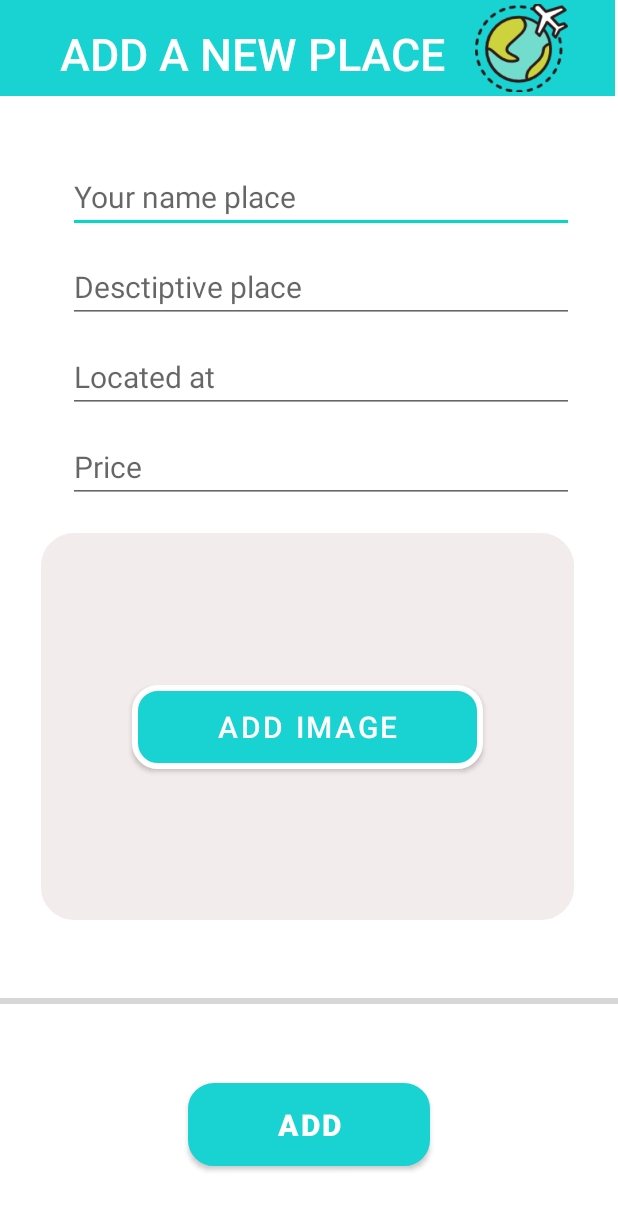
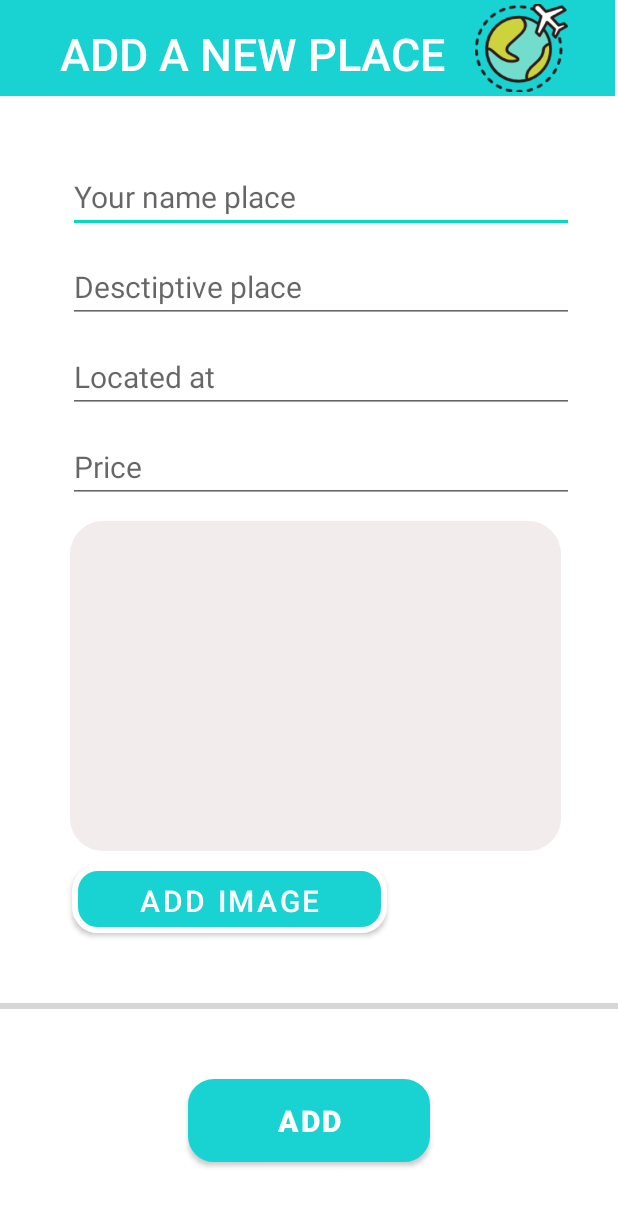
Before and after one commit to phuongdenpro/Nhom21-AppTourDuLich, an Android app: the AddPlaceActivity screen opened directly, with no data from a screen before it, on a phone screen of 412 x 824 dp. Shown: the top 1210 px of the screen. Run offline under Robolectric (Android 15) with nearby library versions, the phone set to English and light mode, and no system bars; our stand-ins replace Firebase (no records; nobody signed in at launch, a user with empty details on screens opened directly), Picasso.

Commit message:
da sua lai giao dien them, ngay cho button

```diff
--- a/app/src/main/res/layout/activity_addnew.xml
+++ b/app/src/main/res/layout/activity_addnew.xml
@@ -106,30 +106,30 @@
         app:layout_constraintStart_toStartOf="parent"
         app:layout_constraintTop_toBottomOf="@+id/locatedAt" />
 
+
     <Button
         android:id="@+id/btnAddImg"
-        android:layout_width="234dp"
-        android:layout_height="56dp"
-
+        android:layout_width="210dp"
+        android:layout_height="45dp"
+        android:layout_marginStart="47dp"
+        android:layout_marginTop="9dp"
+        android:layout_marginEnd="154dp"
         android:background="@drawable/botron_btn_image"
-
         android:fontFamily="sans-serif-medium"
         android:text="Add image"
         android:textSize="20sp"
         app:backgroundTint="@null"
-        app:layout_constraintBottom_toBottomOf="@+id/imgAdd"
-        app:layout_constraintEnd_toEndOf="@+id/imgAdd"
-        app:layout_constraintStart_toStartOf="@+id/imgAdd"
-        app:layout_constraintTop_toTopOf="@+id/imgAdd" />
-
+        app:layout_constraintEnd_toEndOf="parent"
+        app:layout_constraintStart_toStartOf="parent"
+        app:layout_constraintTop_toBottomOf="@+id/imgAdd" />
 
     <ImageView
         android:id="@+id/imgAdd"
-        android:layout_width="355dp"
-        android:layout_height="258dp"
-        android:layout_marginTop="20dp"
+        android:layout_width="327dp"
+        android:layout_height="220dp"
+        android:layout_marginTop="12dp"
         app:layout_constraintEnd_toEndOf="parent"
-        app:layout_constraintHorizontal_bias="0.482"
+        app:layout_constraintHorizontal_bias="0.553"
         app:layout_constraintStart_toStartOf="parent"
         app:layout_constraintTop_toBottomOf="@+id/price"
         app:srcCompat="@drawable/botron_image" />
@@ -141,13 +141,12 @@
         android:layout_height="wrap_content"
         android:layout_above="@+id/addNew"
         android:layout_alignParentStart="true"
-        android:layout_marginTop="15dp"
-        android:layout_marginBottom="16dp"
+        android:layout_marginTop="7dp"
+        android:layout_marginBottom="8dp"
         app:layout_constraintBottom_toTopOf="@+id/addNew"
-        app:layout_constraintEnd_toEndOf="parent"
-        app:layout_constraintStart_toStartOf="parent"
-        app:layout_constraintTop_toBottomOf="@+id/imgAdd"
-        tools:ignore="MissingConstraints" />
+        app:layout_constraintTop_toBottomOf="@+id/btnAddImg"
+        tools:ignore="MissingConstraints"
+        tools:layout_editor_absoluteX="0dp" />
 
     <Button
         android:id="@+id/addNew"
--- a/app/src/main/res/layout/activity_detail.xml
+++ b/app/src/main/res/layout/activity_detail.xml
@@ -128,11 +128,8 @@
         android:id="@+id/btn_Booknow"
         android:layout_width="416dp"
         android:layout_height="77dp"
-
         android:background="@drawable/botron_btn_image"
         android:text="Book Now"
-
-
         android:textSize="30sp"
         app:backgroundTint="@null"
         app:layout_constraintBottom_toBottomOf="parent"
--- a/app/src/main/res/layout/activity_forgot_password.xml
+++ b/app/src/main/res/layout/activity_forgot_password.xml
@@ -21,7 +21,10 @@
         android:layout_width="266dp"
         android:layout_height="59dp"
         android:layout_marginTop="48dp"
-        android:backgroundTint="#D34D4D"
+        android:background="@drawable/botron_btn_register"
+        app:backgroundTint="@null"
+        android:textSize="20dp"
+        android:fontFamily="sans-serif-black"
         android:text="RESET PASSWORD"
         app:cornerRadius="50sp"
         app:layout_constraintEnd_toEndOf="@+id/id_email_forgot_password"
--- a/app/src/main/res/layout/activity_home.xml
+++ b/app/src/main/res/layout/activity_home.xml
@@ -30,8 +30,8 @@
 
         <ImageView
             android:id="@+id/imageViewAdd"
-        android:layout_width="43dp"
-        android:layout_height="45dp"
+            android:layout_width="34dp"
+            android:layout_height="43dp"
             android:layout_marginStart="16dp"
             android:layout_marginTop="12dp"
             android:layout_marginBottom="12dp"
```
Also changed, not shown: app/src/main/res/drawable/botron_btn_register.xml (added, +22 -0 lines), app/src/main/res/layout/activity_main.xml (+6 -2 lines), app/src/main/res/layout/activity_register_user.xml (+9 -3 lines), app/src/main/res/layout/tour_item.xml (+4 -4 lines). Lines whose indentation alone changed are shown as unchanged.
